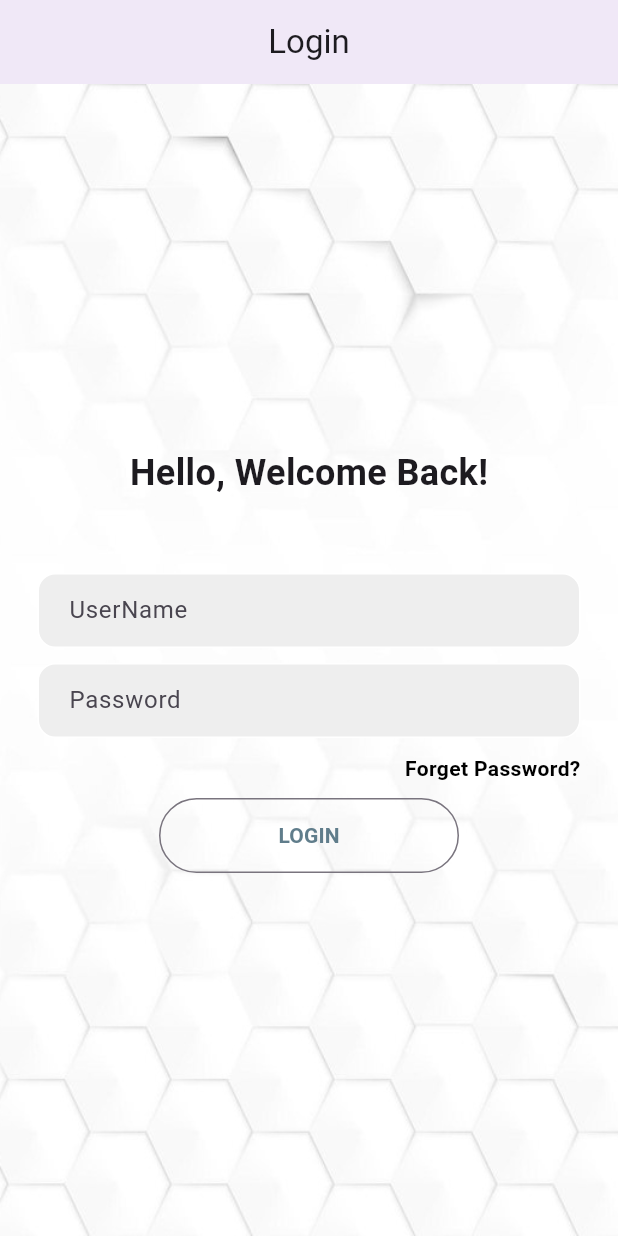
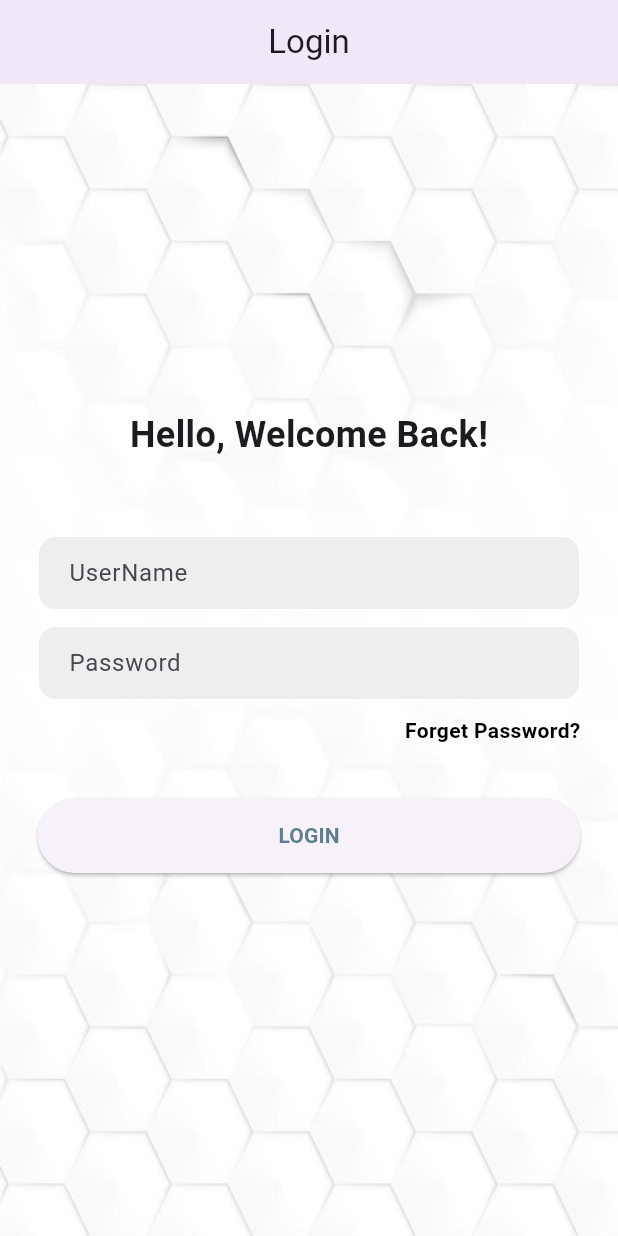
Before and after one commit to KeerthiVasan-ai/SmartReserve, a Flutter app: the screen it shows after launch, on a phone screen of 412 x 824 dp. Run offline on Flutter 3.47's test engine with Material 3 defaults, Android fonts, the phone set to English and light mode, and no system bars; our stand-ins replace cloud_firestore, firebase_auth, firebase_core; missing offline and left inert: ticket_widget; accounts and stored records are empty.

Commit message:
Modified Button Look

```diff
--- a/lib/widgets/build_elevated_button.dart
+++ b/lib/widgets/build_elevated_button.dart
@@ -9,13 +9,16 @@ class BuildElevatedButton extends StatelessWidget {
 
   @override
   Widget build(BuildContext context) {
-    return OutlinedButton(
-      onPressed: actionOnButton,
-      style: OutlinedButton.styleFrom(minimumSize: const Size(200, 50)),
-      child: Text(
-        buttonText.toUpperCase(),
-        style: const TextStyle(
-            fontWeight: FontWeight.bold, color: Colors.blueGrey),
+    return Padding(
+      padding: const EdgeInsets.all(25.0),
+      child: ElevatedButton(
+        onPressed: actionOnButton,
+        style: OutlinedButton.styleFrom(minimumSize: const Size.fromHeight(50)),
+        child: Text(
+          buttonText.toUpperCase(),
+          style: const TextStyle(
+              fontWeight: FontWeight.bold, color: Colors.blueGrey),
+        ),
       ),
     );
   }
```
